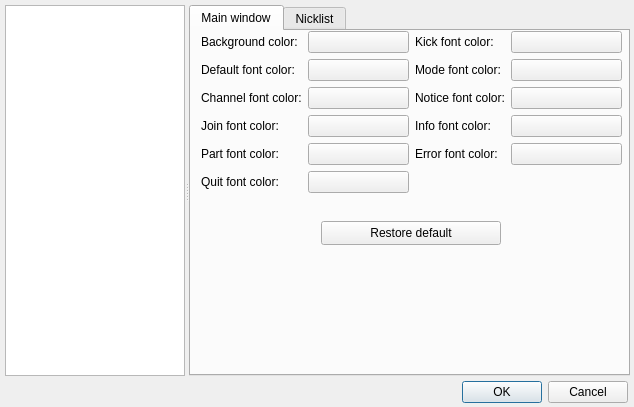
Above: ui/options.ui from gitter-badger/simplechatclient before the change. Below: the same form after it.
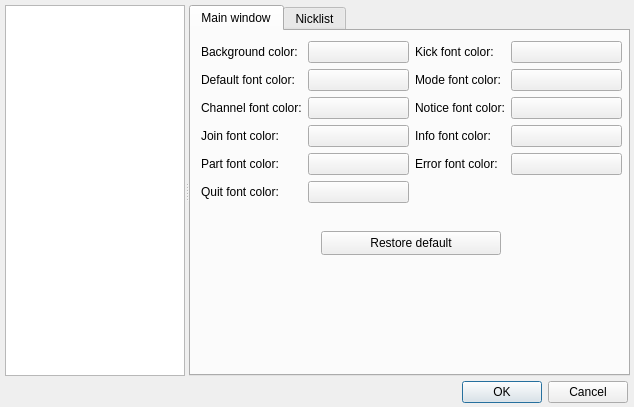
That is the form after the change. The open tabs and pages were chosen to show the change. Icons and pictures are not drawn.

Commit message: fixed options dialog

What changed in the file:
```diff
--- a/ui/options.ui
+++ b/ui/options.ui
@@ -497,7 +497,7 @@
         <property name="geometry">
          <rect>
           <x>10</x>
-          <y>0</y>
+          <y>10</y>
           <width>421</width>
           <height>181</height>
          </rect>
@@ -737,7 +737,7 @@
         <property name="geometry">
          <rect>
           <x>130</x>
-          <y>190</y>
+          <y>200</y>
           <width>180</width>
           <height>24</height>
          </rect>
```
Left out of the diff: 4 changed lines with no effect on the pictures. The commit also changes 3 other files.
